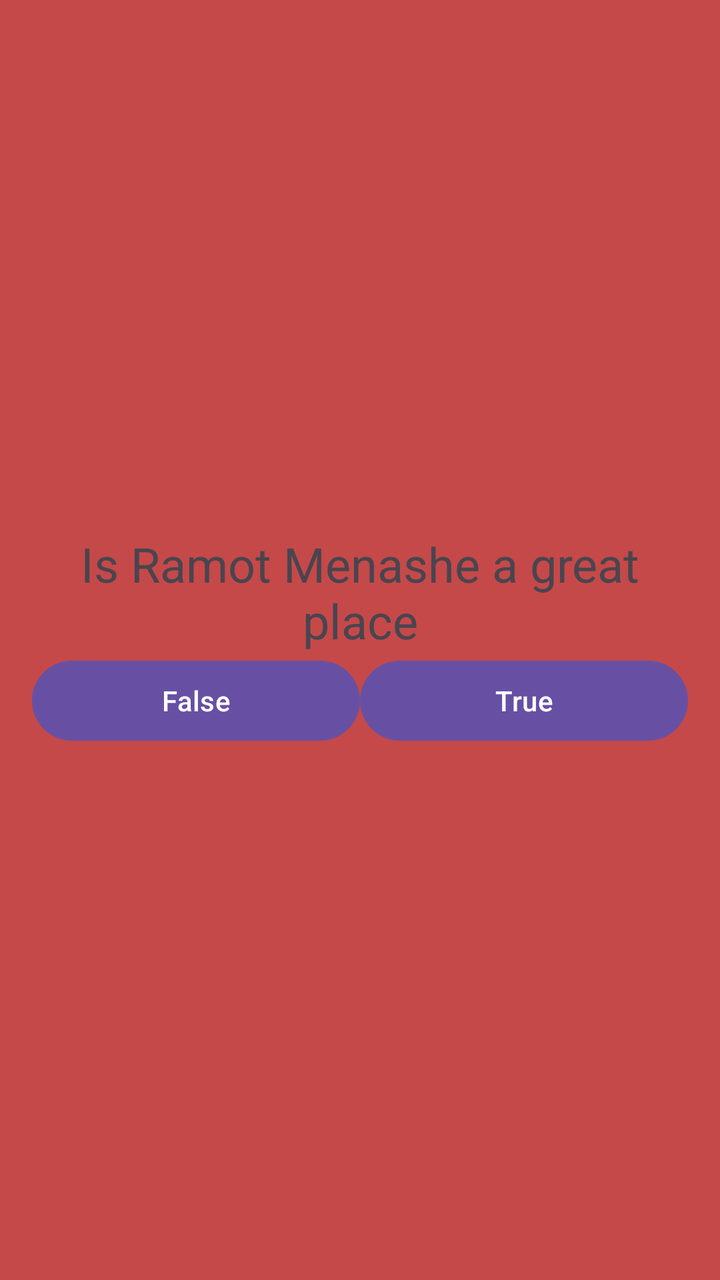
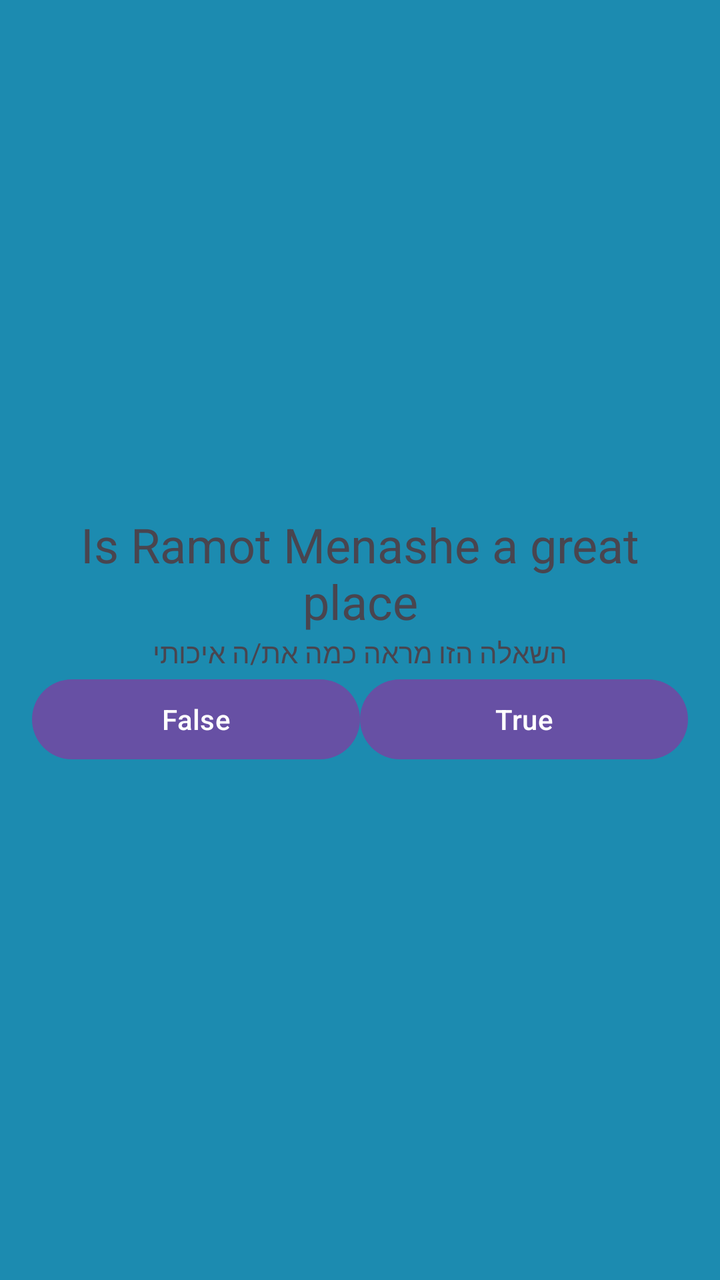

Compare the two renders of this Android layout. The source of the first and the diff that turns it into the second are given below.
<!-- AndroidManifest.xml: application theme Theme.TrueFalseQuiz -->
<!-- res/layout/activity_main.xml -->
<?xml version="1.0" encoding="utf-8"?>
<LinearLayout xmlns:android="http://schemas.android.com/apk/res/android"
    android:id="@+id/main"
    android:layout_width="match_parent"
    android:layout_height="match_parent"
    android:gravity="center"
    android:orientation="vertical"
    android:padding="16dp"
    android:background="@color/bgColor">

    

    <TextView
        android:id="@+id/tvQuestion"
        android:layout_width="match_parent"
        android:layout_height="wrap_content"
        android:gravity="center"
        android:text="Is Ramot Menashe a great place"
        android:textSize="24sp" />

    <LinearLayout
        android:layout_width="match_parent"
        android:layout_height="wrap_content"
        android:orientation="horizontal">

        <Button
            android:text="False"
            android:id="@+id/btnFalse"
            android:layout_width="match_parent"
            android:layout_height="wrap_content"
            android:layout_weight="1"

            />


        <Button
            android:id="@+id/btnTrue"
            android:layout_width="match_parent"
            android:layout_height="wrap_content"
            android:layout_weight="1"
            android:text="True" />


    </LinearLayout>



</LinearLayout>
<!-- resources referenced by this layout -->
<resources>
  <color name="bgColor">#C54949</color>
  <style name="Theme.TrueFalseQuiz" parent="Base.Theme.TrueFalseQuiz" />
  <style name="Base.Theme.TrueFalseQuiz" parent="Theme.Material3.DayNight.NoActionBar">
          
          
      </style>
</resources>

<!-- the commit's change to res/layout/activity_main.xml (unified diff, before → after) -->
@@ -17,6 +17,13 @@
         android:gravity="center"
         android:text="Is Ramot Menashe a great place"
         android:textSize="24sp" />
+
+    <TextView
+        android:id="@+id/tvExplanation"
+        android:layout_width="match_parent"
+        android:layout_height="wrap_content"
+        android:text="השאלה הזו מראה כמה את/ה איכותי"
+        android:gravity="center"/>
 
     <LinearLayout
         android:layout_width="match_parent"
<!-- resource entries referenced after the edit -->
@@ -1,6 +1,6 @@
 <!-- resources referenced by this layout -->
 <resources>
-  <color name="bgColor">#C54949</color>
+  <color name="bgColor">#1c8bb0</color>
   <style name="Theme.TrueFalseQuiz" parent="Base.Theme.TrueFalseQuiz" />
   <style name="Base.Theme.TrueFalseQuiz" parent="Theme.Material3.DayNight.NoActionBar">
           
